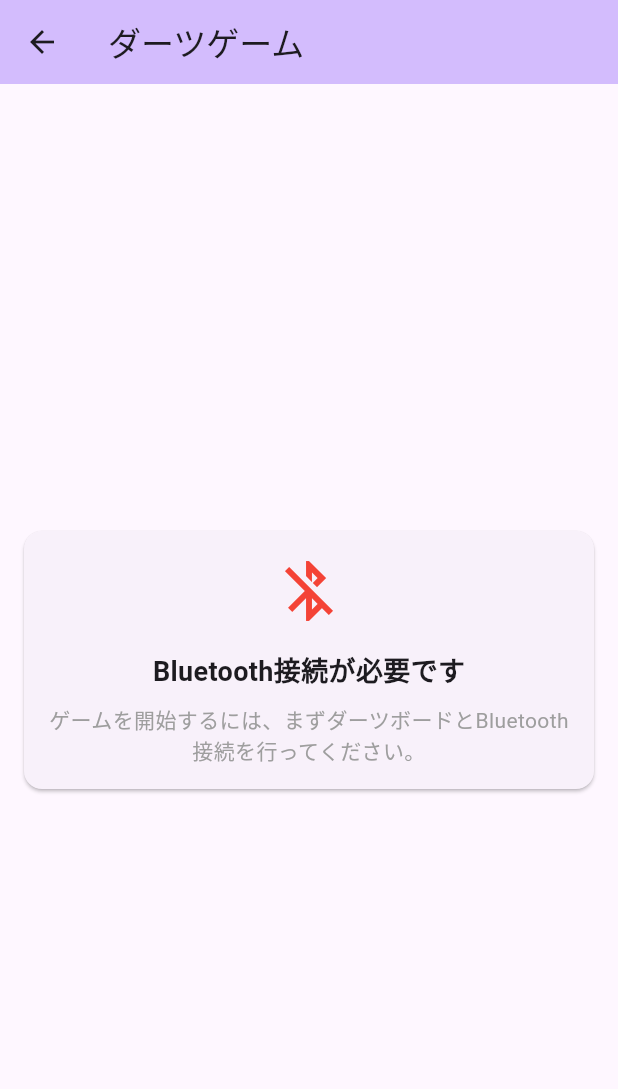
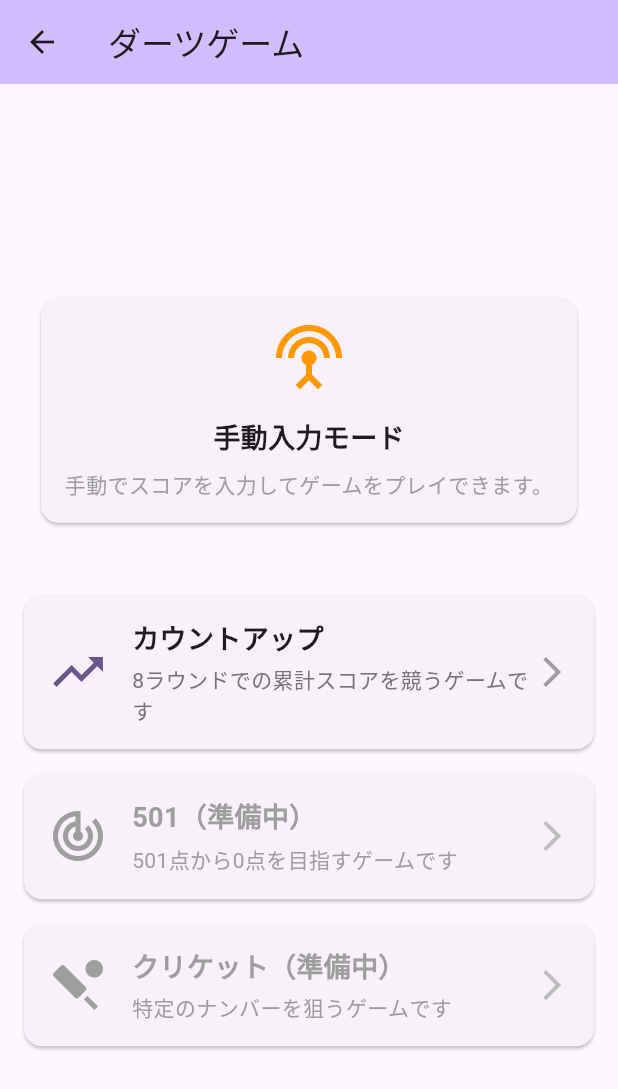
Before and after one commit to dicenull/ble_darts, a Flutter app: the GameScreen screen opened directly, on a phone screen of 412 x 824 dp. Shown: the top 1089 px of the screen. Run offline on Flutter 3.47's test engine with Material 3 defaults, Android fonts, the phone set to English and light mode, and no system bars; our stand-ins replace flutter_bluetooth_serial, flutter_riverpod, freezed_annotation, permission_handler, riverpod_annotation, universal_platform; missing offline and left inert: flutter_web_bluetooth; generated files the repository leaves out were written again.

Commit message:
手動操作できるようにした

```diff
--- a/lib/features/count_up/presentation/game_screen.dart
+++ b/lib/features/count_up/presentation/game_screen.dart
@@ -20,68 +20,47 @@ class GameScreen extends ConsumerWidget {
         child: Column(
           mainAxisAlignment: MainAxisAlignment.center,
           children: [
-            if (bluetoothState.connectionState != BluetoothConnectionState.connected)
-              const Card(
-                margin: EdgeInsets.all(16),
+            // 接続状態の表示
+            Card(
+              margin: const EdgeInsets.all(16),
               child: Padding(
-                  padding: EdgeInsets.all(16),
+                padding: const EdgeInsets.all(16),
                 child: Column(
                   children: [
                     Icon(
-                        Icons.bluetooth_disabled,
+                      bluetoothState.connectionState == BluetoothConnectionState.connected
+                          ? Icons.bluetooth_connected
+                          : Icons.settings_input_antenna,
                       size: 48,
-                        color: Colors.red,
+                      color: bluetoothState.connectionState == BluetoothConnectionState.connected
+                          ? Colors.green
+                          : Colors.orange,
                     ),
-                      SizedBox(height: 16),
+                    const SizedBox(height: 16),
                     Text(
-                        'Bluetooth接続が必要です',
-                        style: TextStyle(
+                      bluetoothState.connectionState == BluetoothConnectionState.connected
+                          ? 'Bluetooth接続済み'
+                          : '手動入力モード',
+                      style: const TextStyle(
                         fontSize: 18,
                         fontWeight: FontWeight.bold,
                       ),
                     ),
-                      SizedBox(height: 8),
+                    const SizedBox(height: 8),
                     Text(
-                        'ゲームを開始するには、まずダーツボードとBluetooth接続を行ってください。',
+                      bluetoothState.connectionState == BluetoothConnectionState.connected
+                          ? 'ダーツボードと接続されています。ゲームを選択してください。'
+                          : '手動でスコアを入力してゲームをプレイできます。',
                       textAlign: TextAlign.center,
-                        style: TextStyle(color: Colors.grey),
-                      ),
-                    ],
-                  ),
-                ),
-              )
-            else
-              Column(
-                children: [
-                  const Card(
-                    margin: EdgeInsets.all(16),
-                    child: Padding(
-                      padding: EdgeInsets.all(16),
-                      child: Column(
-                        children: [
-                          Icon(
-                            Icons.bluetooth_connected,
-                            size: 48,
-                            color: Colors.green,
-                          ),
-                          SizedBox(height: 16),
-                          Text(
-                            'Bluetooth接続済み',
-                            style: TextStyle(
-                              fontSize: 18,
-                              fontWeight: FontWeight.bold,
-                            ),
-                          ),
-                          SizedBox(height: 8),
-                          Text(
-                            'ダーツボードと接続されています。ゲームを選択してください。',
-                            textAlign: TextAlign.center,
-                            style: TextStyle(color: Colors.grey),
+                      style: const TextStyle(color: Colors.grey),
                     ),
                   ],
                 ),
               ),
             ),
+            // ゲーム選択
+            Column(
+              children: [
                 const SizedBox(height: 32),
                 _buildGameCard(
                   context,
```
Also changed, not shown: lib/features/bluetooth/presentation/bluetooth_screen.dart (+26 -2 lines), lib/features/count_up/presentation/count_up_game_screen.dart (+63 -39 lines), lib/features/count_up/data/count_up_provider.g.dart. Lines whose indentation alone changed are shown as unchanged.
